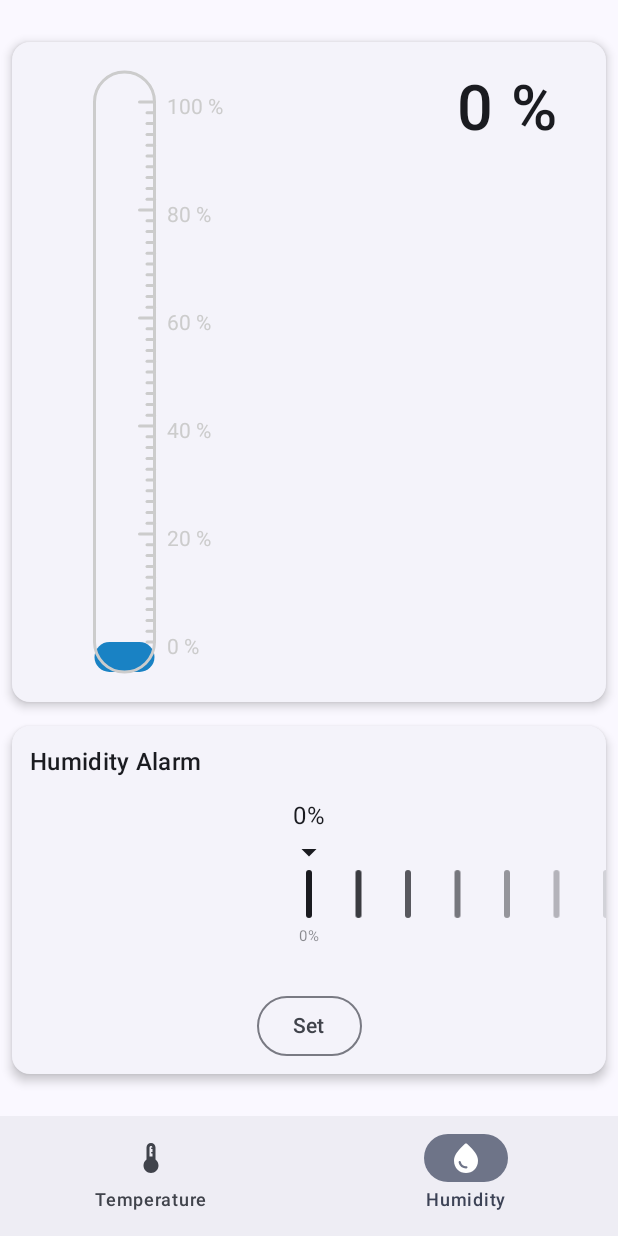
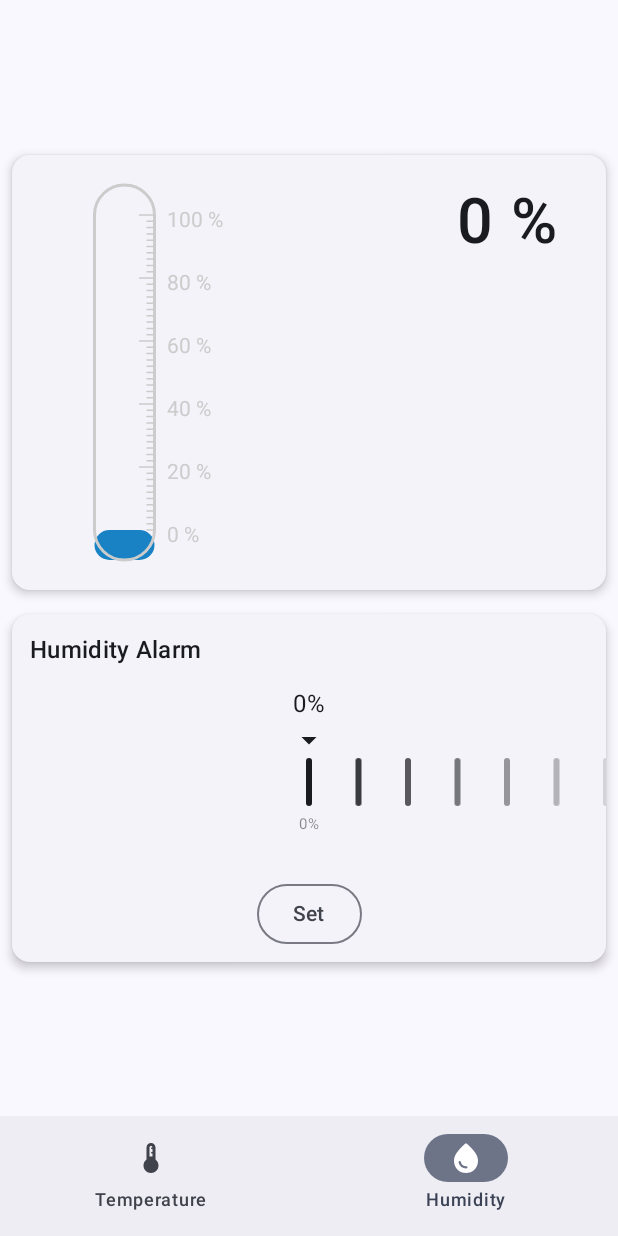
Before and after one commit to Ramink78/Thermometer, an Android app built with Jetpack Compose: the screen it shows after launch (MainActivity), item 2 of the bottom bar chosen, on a phone screen of 412 x 824 dp. Run offline under Robolectric (Android 15) with nearby library versions, the phone set to English and light mode, and no system bars; our stand-ins replace Dagger/Hilt's generated code, Firebase (no records; nobody signed in at launch, a user with empty details on screens opened directly), Room's generated code; 2 statements that could not run were skipped.

Commit message:
change stats size

```diff
--- a/app/src/main/java/rk/thermometer/ui/component/HumidityMeter.kt
+++ b/app/src/main/java/rk/thermometer/ui/component/HumidityMeter.kt
@@ -29,6 +29,7 @@ import androidx.compose.ui.text.TextStyle
 import androidx.compose.ui.text.drawText
 import androidx.compose.ui.text.rememberTextMeasurer
 import androidx.compose.ui.tooling.preview.Preview
+import androidx.compose.ui.unit.Dp
 import androidx.compose.ui.unit.dp
 import rk.thermometer.ui.theme.ThermometerTheme
 import kotlin.math.roundToInt
@@ -65,7 +66,7 @@ fun HumidityMeter(
         Canvas(
             modifier = Modifier
                 .width(150.dp)
-                .height(400.dp),
+                .height(250.dp),
 
             ) {
             drawHumidityOutline(
@@ -116,7 +117,7 @@ private fun DrawScope.drawHumidityOutline(
             Color.LightGray,
             start = start,
             end = end,
-            strokeWidth = 2.dp.toPx(),
+            strokeWidth = 1.dp.toPx(),
             cap = StrokeCap.Round
         )
         if (unit % 10 == 0) {
--- a/app/src/main/java/rk/thermometer/ui/component/TemperatureMeter.kt
+++ b/app/src/main/java/rk/thermometer/ui/component/TemperatureMeter.kt
@@ -2,9 +2,6 @@ package rk.thermometer.ui.component
 
 import androidx.compose.animation.core.Animatable
 import androidx.compose.animation.core.EaseInCubic
-import androidx.compose.animation.core.FastOutSlowInEasing
-import androidx.compose.animation.core.Spring
-import androidx.compose.animation.core.spring
 import androidx.compose.animation.core.tween
 import androidx.compose.foundation.Canvas
 import androidx.compose.foundation.layout.Column
@@ -81,10 +78,10 @@ fun TemperatureMeter(
             modifier = Modifier
                 .padding(1.dp)
                 .width(150.dp)
-                .height(400.dp)
+                .height(250.dp)
         ) {
-            val bigArcRadius = 40.dp.toPx()
-            val cutoutDegree = 45f
+            val bigArcRadius = 30.dp.toPx()
+            val cutoutDegree = 30f
             val topShapeWidth = cutoutWidth(cutoutDegree, bigArcRadius)
             val smallArcRadius = topShapeWidth / 2
             val columnLeft = (size.width - topShapeWidth) / 2
@@ -193,8 +190,8 @@ private fun DrawScope.drawRuler(
     maxTemp: Int = 80,
     tempDiv: Int = 2,
     verticalLineColor: Color = Color.LightGray,
-    verticalLineWidth: Dp = 2.dp,
-    horizontalLineHeight: Dp = 2.dp,
+    verticalLineWidth: Dp = 1.dp,
+    horizontalLineHeight: Dp = 1.dp,
     horizontalLongLineColor: Color = Color.DarkGray,
     horizontalSmallLineColor: Color = Color.LightGray,
     top: Offset,
```
